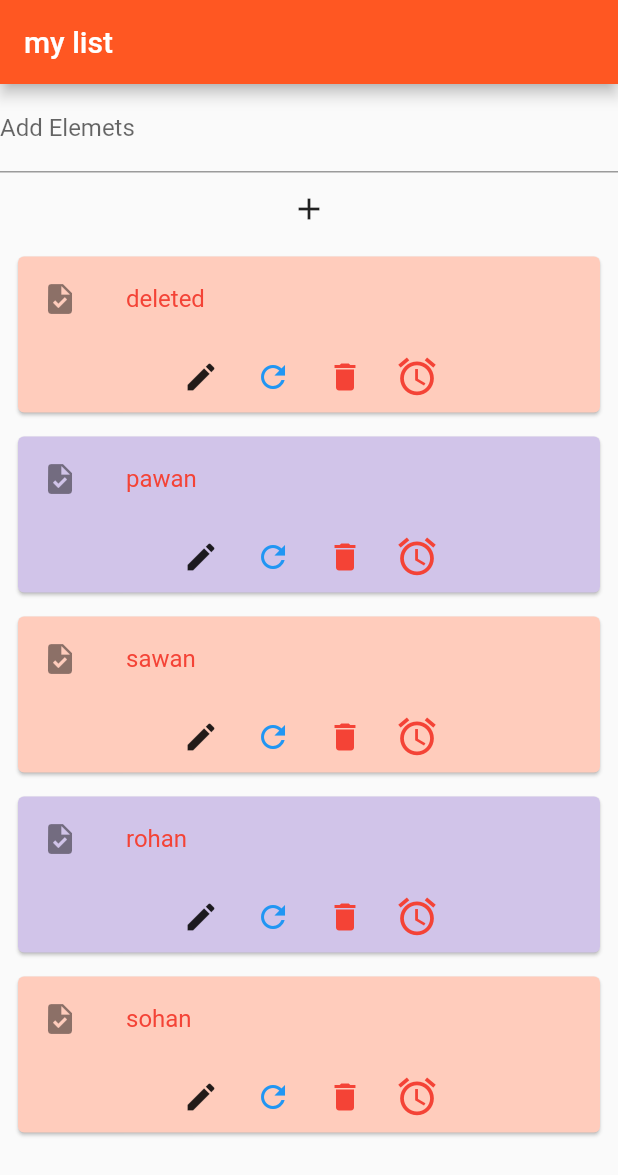
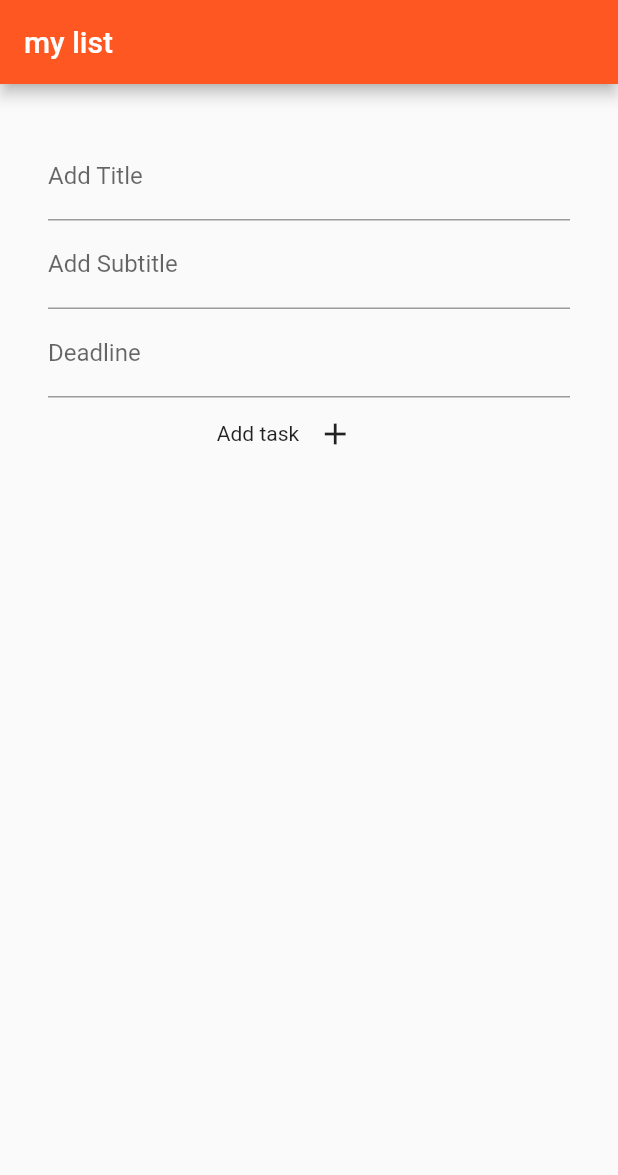
Before and after one commit to PK-PawanKumar/flutter_project, a Flutter app: the screen it shows after launch, after a tap on the "add" icon, after a tap on the "delete" icon, on a phone screen of 412 x 824 dp. Shown: the top 1175 px of the screen. Run offline on Flutter 3.47's test engine with Material 2 defaults, Android fonts, the phone set to English and light mode, and no system bars.

Commit message:
Chapter-10 end;,title-listview

```diff
--- a/lib/home_screen.dart
+++ b/lib/home_screen.dart
@@ -8,21 +8,54 @@ class HomePage extends StatefulWidget {
 }
 
 class _HomePageState extends State<HomePage> {
-  final message = ['pawan', 'sawan', 'rohan', 'sohan'];
-  final message2 = ['pawan', 'sawan', 'rohan', 'sohan'];
+  final message = [];
+  final message2 = [];
+  final message3 = [];
+  final message4 = [];
+  final deadline = [];
+  final alarmcolor = [];
+  final CheckboxStatus = [];
   final messagecontroller = TextEditingController();
+  final message3controller = TextEditingController();
+  final datecontroller = TextEditingController();
   // ignore: prefer_final_fields
   var _iconColor = Colors.red;
+
+  @override
+  void initState() {
+    setState(() {
+      // alarmcolor.length = message.length + 1;
+      for (int i = 0; i < alarmcolor.length; i++) {
+        alarmcolor[i] = Colors.red;
+        CheckboxStatus[i] = Colors.red;
+      }
+    });
+  }
 
   void addItemToList() {
     setState(() {
       message.insert(0, messagecontroller.text);
       message2.insert(0, messagecontroller.text);
+      message3.insert(0, message3controller.text);
+      message4.insert(0, message3controller.text);
+      deadline.insert(0, datecontroller.text);
+      messagecontroller.text = '';
+      message3controller.text = '';
+      datecontroller.text = '';
+      alarmcolor.insert(0, Colors.red);
+      CheckboxStatus.insert(0, Colors.red);
+      alarmcolor.length++;
+      CheckboxStatus.length++;
     });
   }
 
+  void deleteItemfromList(int index) {
+    setState(() {
+      message.remove(message[index]);
+    });
+  }
 
-
+  void Editdetails(int index) {}
 
   // List _mylist = <String>[];
   @override
@@ -31,36 +64,94 @@ class _HomePageState extends State<HomePage> {
       appBar: AppBar(
         title: const Text("my list"),
       ),
-      body: Column(
+      body: Padding(
+        padding: const EdgeInsets.all(32.0),
+        child: Column(
           children: [
             TextField(
               controller: messagecontroller,
               decoration: InputDecoration(
-                labelText: "Add Elemets", hintText: "Enter Element Details"),
+                  labelText: "Add Title", hintText: "Enter title "),
             ),
+            TextField(
+              controller: message3controller,
+              decoration: InputDecoration(
+                  labelText: "Add Subtitle", hintText: "Enter subtitals"),
+            ),
+            TextField(
+              controller: datecontroller,
+              decoration: InputDecoration(
+                  labelText: "Deadline", hintText: "Enter date"),
+            ),
+            Row(
+              mainAxisAlignment: MainAxisAlignment.center,
+              children: [
+                Row(
+                  children: [
+                    Text("Add task"),
                     IconButton(
                       onPressed: () {
                         addItemToList();
                       },
                       icon: const Icon(Icons.add),
                     ),
+                  ],
+                ),
+                SizedBox(
+                  width: 20,
+                ),
+              ],
+            ),
             Expanded(
               child: ListView.builder(
                 itemCount: message.length,
                 itemBuilder: (context, index) {
                   return Padding(
-                  padding: const EdgeInsets.symmetric(horizontal: 8,vertical: 4),
+                    padding:
+                        const EdgeInsets.symmetric(horizontal: 8, vertical: 4),
                     child: Card(
-
                       color: (index % 2 == 0)
                           ? Colors.deepOrange[100]
                           : Colors.deepPurple[100],
                       child: Column(
                         children: [
                           ListTile(
-                          leading: const Icon(Icons.task),
-                          title: Text(
+                            leading: const Icon(
+                              Icons.task,
+                              size: 40,
+                            ),
+                            title: Row(
+                              children: [
+                                Text(
                                   message[index],
+                                  style: TextStyle(
+                                    color: Colors.red,
+                                    fontWeight: FontWeight.bold,
+                                    fontSize: 20,
+                                  ),
+                                ),
+                                SizedBox(
+                                  width: 40,
+                                ),
+                                IconButton(
+                                  onPressed: () {},
+                                  icon: Icon(
+                                    Icons.date_range,
+                                    color: Colors.blue,
+                                    size: 25,
+                                  ),
+                                ),
+                                Text(
+                                  deadline[index],
+                                  style: TextStyle(
+                                    color: Colors.blue,
+                                    fontWeight: FontWeight.bold,
+                                  ),
+                                ),
+                              ],
+                            ),
+                            subtitle: Text(
+                              message3[index],
                               style: TextStyle(
                                 color: Colors.red,
                               ),
@@ -73,39 +164,61 @@ class _HomePageState extends State<HomePage> {
                                 IconButton(
                                     onPressed: () {
                                       setState(() {
-                                      // message[index] = 'deleated';
+                                        Editdetails(index);
                                       });
                                     },
                                     icon: const Icon(Icons.edit)),
-                              IconButton(
-                                  onPressed: () {
-                                    setState(() {
-                                      message[index] = message2[index];
-                                    });
-                                  },
-                                  icon: const Icon(Icons.refresh,
-                                      color: Colors.blue)),
+                                // IconButton(
+                                //     onPressed: () {
+                                //       setState(() {
+                                //         message[index] = message2[index];
+                                //         message3[index] = message4[index];
+                                //       });
+                                //     },
+                                //     icon: const Icon(Icons.refresh,
+                                //         color: Colors.blue)),
                                 IconButton(
                                   onPressed: () {
                                     setState(() {
                                       message[index] = 'deleted';
+                                      message3[index] = '';
+                                      deleteItemfromList(index);
                                     });
                                   },
-                                icon: const Icon(Icons.delete, color: Colors.red),
+                                  icon: const Icon(Icons.delete,
+                                      color: Colors.red),
                                 ),
                                 IconButton(
                                   onPressed: () {
                                     setState(() {
-                                    if(_iconColor == Colors.red) {
-                                      _iconColor = Colors.green;
-                                    } else{
-                                          _iconColor = Colors.red;
+                                      if (alarmcolor[index] == Colors.red) {
+                                        alarmcolor[index] = Colors.green;
+                                      } else {
+                                        alarmcolor[index] = Colors.red;
                                       }
                                     });
                                   },
-                                icon: Icon(Icons.alarm,
-                                color: _iconColor,
-                                size: 30,),
+                                  icon: Icon(
+                                    Icons.alarm,
+                                    color: alarmcolor[index],
+                                    size: 30,
+                                  ),
+                                ),
+                                IconButton(
+                                  onPressed: () {
+                                    setState(() {
+                                      if (CheckboxStatus[index] == Colors.red) {
+                                        CheckboxStatus[index] = Colors.green;
+                                      } else {
+                                        CheckboxStatus[index] = Colors.red;
+                                      }
+                                    });
+                                  },
+                                  icon: Icon(
+                                    Icons.check_box,
+                                    color: CheckboxStatus[index],
+                                    size: 30,
+                                  ),
                                 ),
                               ],
                             ),
@@ -119,15 +232,7 @@ class _HomePageState extends State<HomePage> {
             ),
           ],
         ),
-      // floatingActionButton: FloatingActionButton(
-      //   child: const Icon(Icons.add),
-      //   onPressed: () {
-      //     setState(() {
-      //       message.insert(message.length++, 'hello');
-      //       message2.insert(message.length++, 'hello');
-      //     });
-      //   },
-      // ),
+      ),
     );
   }
 }
```
Lines whose indentation alone changed are shown as unchanged.
